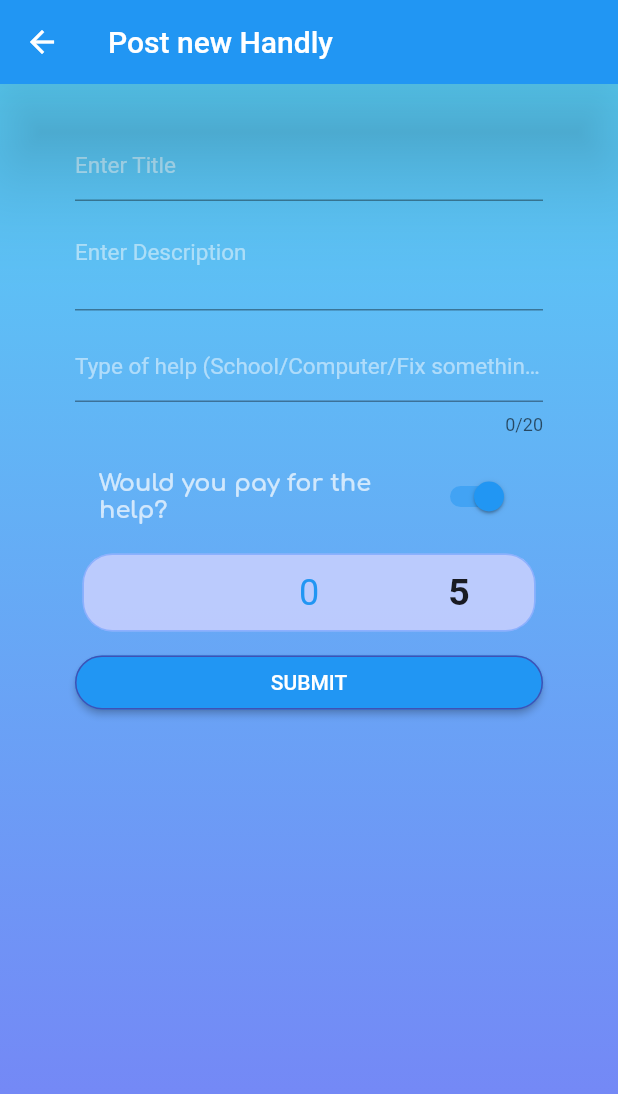
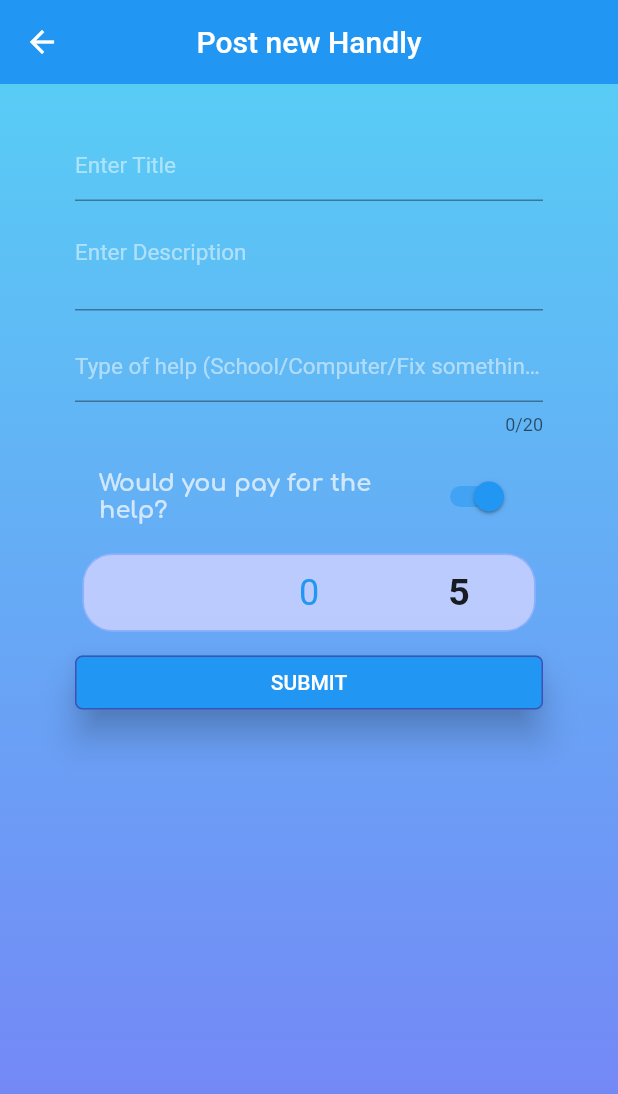
Before and after one commit to One2mellow/handly_app, a Flutter app: the CreateNewHandlyCall screen opened by its route, on a phone screen of 412 x 824 dp. Shown: the top 1094 px of the screen. Run offline on Flutter 3.47's test engine with Material 2 defaults, Android fonts, the phone set to English and light mode, and no system bars; drawn by our look-alikes of numberpicker; our stand-ins replace cloud_firestore, firebase_auth, firebase_core, flutter_spinkit, font_awesome_flutter, google_sign_in; missing offline and left inert: fab_circular_menu, flutter_facebook_auth; accounts and stored records are empty; network calls fail.

Commit message:
finished with this branch

```diff
--- a/lib/pages/handly_calls/create_handly_call.dart
+++ b/lib/pages/handly_calls/create_handly_call.dart
@@ -27,9 +27,11 @@ class _CreateNewHandlyCallState extends State<CreateNewHandlyCall> {
     if (loading) {
       return Loading();
     } else {
-      return Scaffold(
+      return SafeArea(
+        child: Scaffold(
         appBar: AppBar(
-        elevation: 30,
+          centerTitle: true,
+          elevation: 0,
           title: Text(
             'Post new Handly',
           ),
@@ -196,10 +198,11 @@ class _CreateNewHandlyCallState extends State<CreateNewHandlyCall> {
                   SizedBox(height: 10,),
                   ElevatedButton(
                     style: ButtonStyle(
+                      elevation: MaterialStateProperty.all(10),
                       shape: MaterialStateProperty.all<RoundedRectangleBorder>(
                           RoundedRectangleBorder(
-                            borderRadius: BorderRadius.circular(18.0),
-                            side: BorderSide(color: Colors.indigo)
+                              borderRadius: BorderRadius.circular(5.0),
+                              side: BorderSide(color: Colors.indigo),
                           )
                       ),
                     ),
@@ -234,22 +237,8 @@ class _CreateNewHandlyCallState extends State<CreateNewHandlyCall> {
             ),
           ),
         ),
+    ),
       );
     }
   }
-/*
-() async {
-await HandlyCallsDatabaseService(uid: (user.uid +' time ' + (DateTime.now().millisecondsSinceEpoch).toString())).createHandlyCall(HandlyCall(
-title: user.displayName,
-type: 'ball',
-reward: 'cake',
-money: 15,
-name: user.displayName,
-score:  score,
-user: user.uid,
-time: DateTime.now(),
-
-));
 }
-*/
-}
--- a/lib/pages/home/home.dart
+++ b/lib/pages/home/home.dart
@@ -1,6 +1,7 @@
 import 'package:fab_circular_menu/fab_circular_menu.dart';
 import 'package:flutter/material.dart';
 import 'package:handly_app/models/handly_calls_model.dart';
+import 'package:handly_app/pages/handly_calls/create_handly_call.dart';
 import 'package:handly_app/pages/home/handlyCalls_list.dart';
 import 'package:handly_app/services/auth.dart';
 import 'package:firebase_auth/firebase_auth.dart';
@@ -174,7 +175,14 @@ class _HomeState extends State<Home> with SingleTickerProviderStateMixin {
                   } else {
                     fabKey.currentState.open();
                   }
-                  Navigator.pushNamed(context, '/create_new_handly_call');
+                  showModalBottomSheet(context: context, builder: (context) {
+                    return CreateNewHandlyCall();
+                  },
+                    backgroundColor: Color.fromRGBO(3, 218, 198, 0.0001),
+                    barrierColor: Colors.indigo.withOpacity(0.25),
+                    isScrollControlled: true,
+                  );
+                  // Navigator.pushNamed(context, '/create_new_handly_call');
                 }
             ),
             IconButton(
```
Lines whose indentation alone changed are shown as unchanged.
